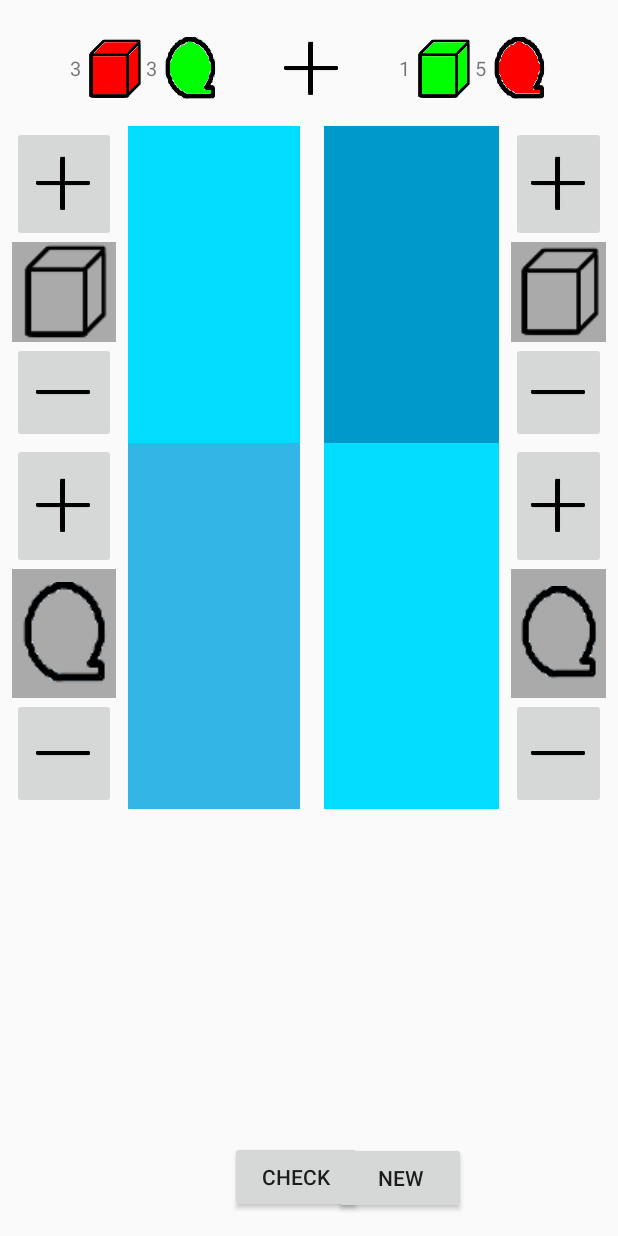
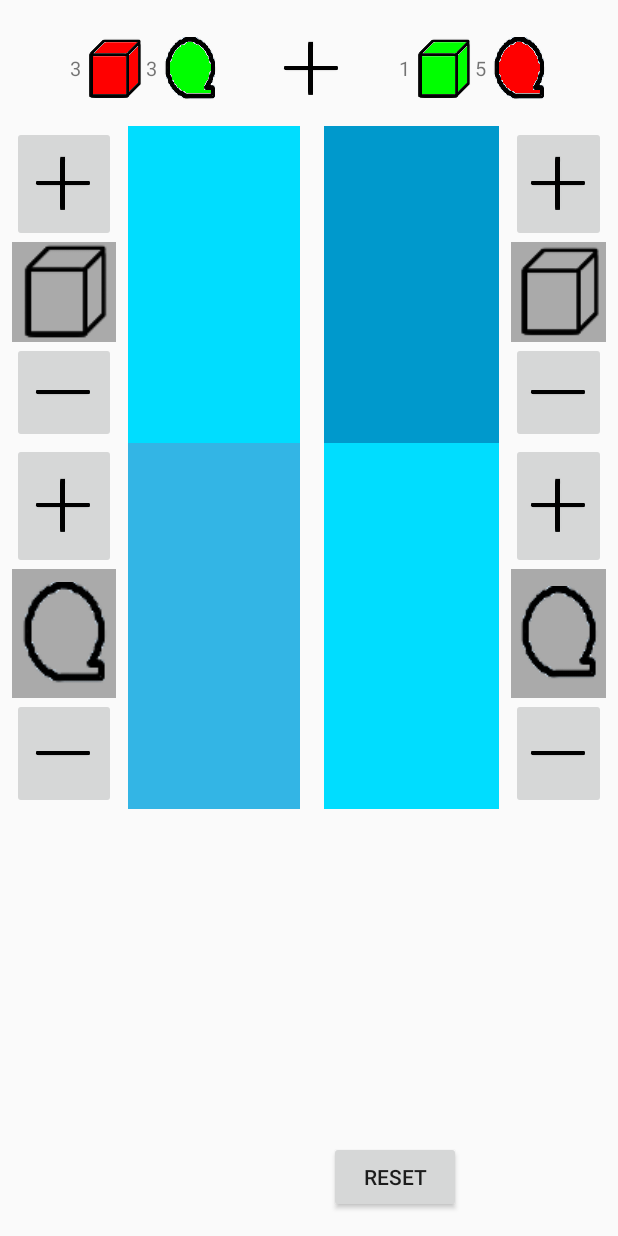
Before and after one commit to jptalusan/AlgeOps, an Android app: the AddActivity screen opened directly, with no data from a screen before it, on a phone screen of 412 x 824 dp. Run offline under Robolectric (Android 15) with nearby library versions, the phone set to English and light mode, and no system bars; libraries missing offline, so code that uses them is left out: io.apptik.widget; 15 statements that could not run were skipped.

Commit message:
Fixed new behavior for checking when the answer is correct. Placed new reset button

```diff
--- a/app/src/main/java/com/freelance/jptalusan/algeops/Activities/BaseOpsActivity.java
+++ b/app/src/main/java/com/freelance/jptalusan/algeops/Activities/BaseOpsActivity.java
@@ -67,7 +67,8 @@ public class BaseOpsActivity extends AppCompatActivity {
         xSeekbarImageView.setTextColor(Color.BLACK);
         oneSeekbarImageView.setTextColor(Color.BLACK);
 
-        startButton.setText("NEW");
+        startButton.setText("RESET");
+        checkButton.setVisibility(View.GONE);
 
         isFirstAnswerCorrect = false;
         isSecondAnswerCorrect = false;
@@ -75,6 +76,8 @@ public class BaseOpsActivity extends AppCompatActivity {
 
     protected void answerIsCorrect() {
         hasStarted = false;
+
+        checkButton.setVisibility(View.VISIBLE);
 
         xSeekbar.setVisibility(View.VISIBLE);
         oneSeekbar.setVisibility(View.VISIBLE);
@@ -86,7 +89,22 @@ public class BaseOpsActivity extends AppCompatActivity {
         oneSeekbarImageView.setTextColor(Color.BLACK);
     }
 
+    protected void reset() {
+        hasStarted = true;
+        isFirstAnswerCorrect = false;
+        isSecondAnswerCorrect = false;
+
+        xSeekbar.resetSeekBars();
+        oneSeekbar.resetSeekBars();
+
+        checkButton.setVisibility(View.GONE);
+
+        answerIsWrong();
+    }
+
     protected void answerIsWrong() {
+        checkButton.setVisibility(View.GONE);
+
         xSeekbar.setVisibility(View.GONE);
         oneSeekbar.setVisibility(View.GONE);
 
--- a/app/src/main/res/layout/activity_add.xml
+++ b/app/src/main/res/layout/activity_add.xml
@@ -92,19 +92,21 @@
         app:layout_constraintGuide_percent="0.3580247" />
 
     <Button
-        android:id="@+id/newQuestionButton"
+        android:id="@+id/resetButton"
         android:layout_width="wrap_content"
         android:layout_height="wrap_content"
         android:layout_marginBottom="8dp"
         android:layout_marginEnd="8dp"
         android:layout_marginRight="8dp"
         android:layout_marginTop="8dp"
-        android:text="START"
+        android:text="RESET"
         android:visibility="visible"
         app:layout_constraintBottom_toBottomOf="parent"
+        app:layout_constraintHorizontal_bias="0.4"
         app:layout_constraintLeft_toLeftOf="@+id/verticalFiftyPercent"
         app:layout_constraintRight_toLeftOf="@+id/rightEightyPercent"
-        app:layout_constraintTop_toTopOf="@+id/guideline4" />
+        app:layout_constraintTop_toTopOf="@+id/guideline4"
+        app:layout_constraintVertical_bias="0.454" />
 
     <ImageButton
         android:layout_width="0dp"
@@ -168,7 +170,9 @@
         android:layout_marginLeft="8dp"
         android:layout_marginTop="8dp"
         app:layout_constraintHorizontal_bias="0.5"
-        app:layout_constraintVertical_bias="0.5" />
+        app:layout_constraintVertical_bias="0.5" >
+
+    </com.freelance.jptalusan.algeops.LayoutWithSeekBarView>
 
     <TextView
         android:layout_width="0dp"
@@ -392,13 +396,14 @@
         app:layout_constraintBottom_toBottomOf="parent"
         android:layout_marginBottom="8dp"
         app:layout_constraintLeft_toLeftOf="@+id/guideline15"
-        app:layout_constraintRight_toLeftOf="@+id/rightEightyPercent"
+        app:layout_constraintRight_toLeftOf="@+id/verticalFiftyPercent"
         app:layout_constraintTop_toTopOf="@+id/guideline4"
         android:layout_marginTop="8dp"
         android:layout_marginStart="8dp"
         android:layout_marginLeft="8dp"
         android:layout_marginRight="8dp"
-        app:layout_constraintVertical_bias="0.454" />
+        app:layout_constraintVertical_bias="0.454"
+        app:layout_constraintHorizontal_bias="0.527" />
 
     <android.support.constraint.Guideline
         android:layout_width="wrap_content"
@@ -537,4 +542,19 @@
         app:layout_constraintTop_toTopOf="parent"
         app:layout_constraintVertical_bias="1.0" />
 
+    <Button
+        android:id="@+id/newQuestionButton"
+        android:layout_width="wrap_content"
+        android:layout_height="wrap_content"
+        android:layout_marginBottom="8dp"
+        android:layout_marginLeft="8dp"
+        android:layout_marginRight="0dp"
+        android:layout_marginTop="0dp"
+        android:text="Button"
+        android:visibility="gone"
+        app:layout_constraintBottom_toBottomOf="parent"
+        app:layout_constraintLeft_toLeftOf="parent"
+        app:layout_constraintRight_toLeftOf="@+id/checkButton"
+        app:layout_constraintTop_toTopOf="@+id/guideline4" />
+
 </android.support.constraint.ConstraintLayout>
```
Also changed, not shown: app/src/main/java/com/freelance/jptalusan/algeops/Activities/AddActivity.java (+51 -24 lines), app/src/main/java/com/freelance/jptalusan/algeops/Activities/SubtractActivity.java (+49 -23 lines), app/src/main/java/com/freelance/jptalusan/algeops/AlgeOpsRelativeLayout.java (+26 -12 lines), app/src/main/res/layout/activity_subtract.xml (+20 -3 lines).
